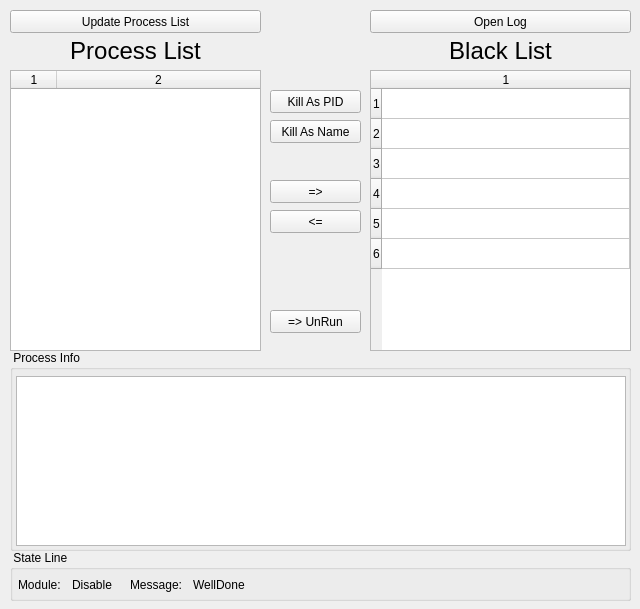
First picture: the form in affl_GUI/widget.ui, repository Red-Eyed/application-firewall-for-linux, before the edit.
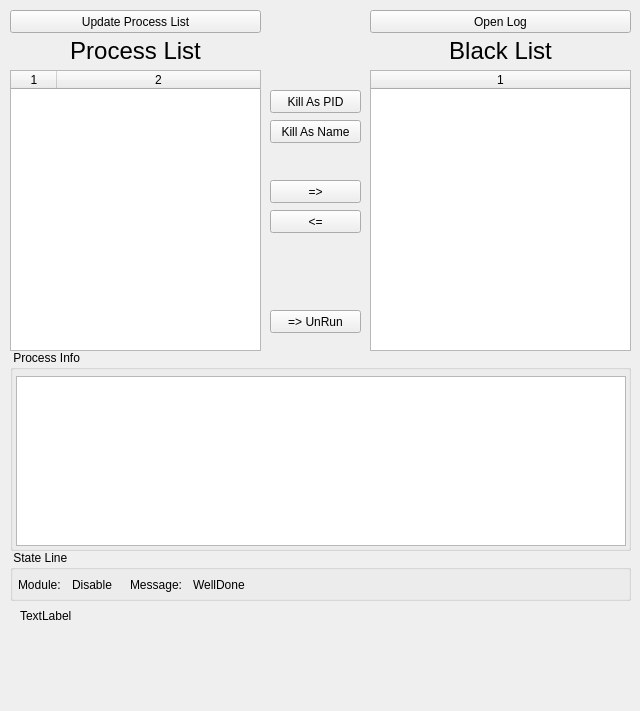
Second picture: the form after the edit.

Commit message: Работает с новым интерфейсом драйвера

Diff of the .ui file:
```diff
--- a/affl_GUI/widget.ui
+++ b/affl_GUI/widget.ui
@@ -10,7 +10,7 @@
     <x>0</x>
     <y>0</y>
     <width>640</width>
-    <height>609</height>
+    <height>711</height>
    </rect>
   </property>
   <property name="sizePolicy">
@@ -154,7 +154,7 @@
     </rect>
    </property>
    <property name="rowCount">
-    <number>6</number>
+    <number>0</number>
    </property>
    <property name="columnCount">
     <number>1</number>
@@ -162,12 +162,6 @@
    <attribute name="horizontalHeaderStretchLastSection">
     <bool>true</bool>
    </attribute>
-   <row/>
-   <row/>
-   <row/>
-   <row/>
-   <row/>
-   <row/>
    <column/>
   </widget>
   <widget class="QPushButton" name="pushButton_6">
@@ -332,6 +326,19 @@
     </property>
    </widget>
   </widget>
+  <widget class="QLabel" name="label">
+   <property name="geometry">
+    <rect>
+     <x>20</x>
+     <y>600</y>
+     <width>591</width>
+     <height>31</height>
+    </rect>
+   </property>
+   <property name="text">
+    <string>TextLabel</string>
+   </property>
+  </widget>
  </widget>
  <layoutdefault spacing="6" margin="11"/>
  <resources/>
```
The commit also changes 3 other files.
